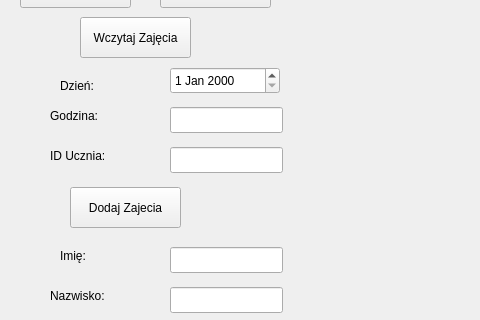
This is mainwindow.ui in XDesiek/Kalendarz_Korepetycje as Qt 5 draws it before an edit; both pictures show x 0 to 480 and y 113 to 433 of the 1200 by 800 pixel window. The edited form follows.
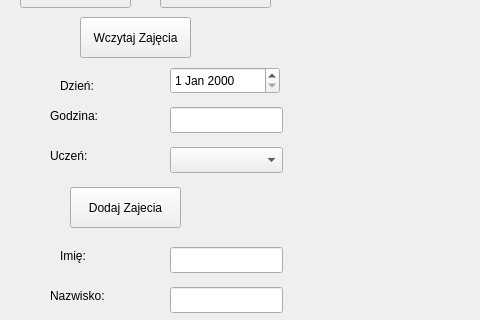
This is the edited form.

What changed in the file:
```diff
--- a/mainwindow.ui
+++ b/mainwindow.ui
@@ -107,7 +107,7 @@
      <string/>
     </property>
    </widget>
-   <widget class="QLineEdit" name="inputIdUcznia">
+   <widget class="QComboBox" name="comboUczen">
     <property name="geometry">
      <rect>
       <x>170</x>
@@ -116,9 +116,6 @@
       <height>26</height>
      </rect>
     </property>
-    <property name="text">
-     <string/>
-    </property>
    </widget>
    <widget class="QLineEdit" name="inputNazwisko">
     <property name="geometry">
@@ -218,7 +215,7 @@
      </rect>
     </property>
     <property name="text">
-     <string>ID Ucznia:</string>
+     <string>Uczeń:</string>
     </property>
    </widget>
    <widget class="QLabel" name="label_4">
```
